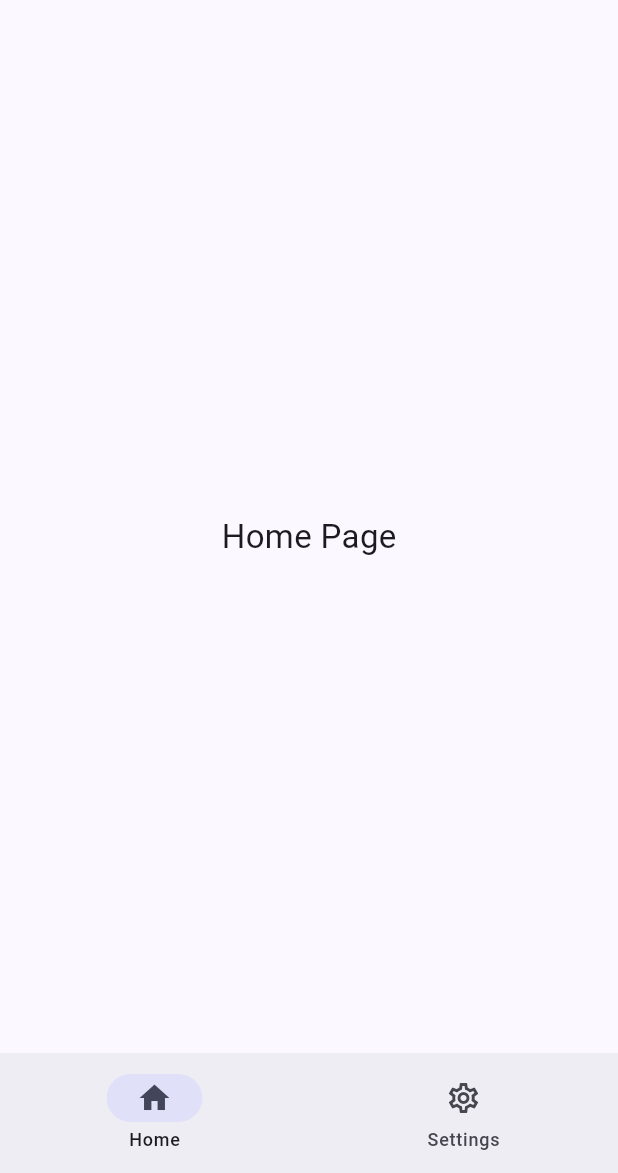
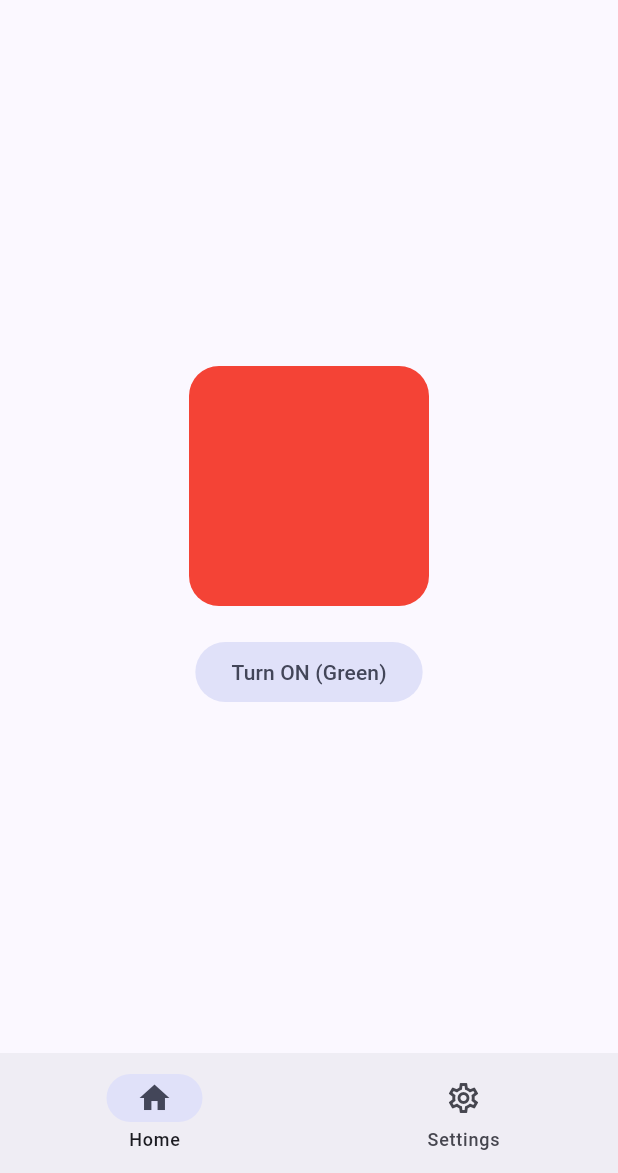
Before and after one commit to artemusuni/Basic_Flutter_Application, a Flutter app: the screen it shows after launch, on a phone screen of 412 x 824 dp, the part 63-1236 px from its top. Run offline on Flutter 3.47's test engine with Material 3 defaults, Android fonts, the phone set to English and light mode, and no system bars.

Commit message:
Button Created and Works as it should

```diff
--- a/lib/main.dart
+++ b/lib/main.dart
@@ -9,7 +9,7 @@
   @override
   Widget build(BuildContext context) {
     return MaterialApp(
-      title: 'Lab 1',
+      title: 'Lab 1 - Two Pages + Toggle Button',
       theme: ThemeData(
         useMaterial3: true,
         colorSchemeSeed: Colors.indigo,
@@ -78,20 +78,50 @@
   }
 }
 
-class HomePage extends StatelessWidget {  //for now it will be stateless, maybe later I will change that
+class HomePage extends StatefulWidget {  //stateful because it will be changing
   const HomePage({super.key});
 
   @override
+  State<HomePage> createState() => _HomePageState();
+
+} //HomePage
+
+class _HomePageState extends State<HomePage> {   //Holds the toggle state
+  bool _isOn = false;                    //false = red, true = green
+
+  @override
   Widget build(BuildContext context) {
-    return const Center(
-      child: Text(
-        "Home Page",
-        style: TextStyle(fontSize: 22),       //slightly larget font
+    final Color color = _isOn ? Colors.green : Colors.red;   // Computes the state of the _isOn and changes color
+    return Center(
+      child: Column(
+        mainAxisAlignment: MainAxisAlignment.center,
+        children: [
+          AnimatedContainer(      //this should be similar to a container, but more smooth
+            duration: const Duration(milliseconds: 250),
+            width: 160,
+            height: 160,
+            decoration: BoxDecoration(
+              color: color,
+              borderRadius: BorderRadius.circular(20), //a bit round corners
+            ),
+          ),
+          const SizedBox(height: 20),  //adding vertical space between square and button
+          FilledButton.tonal(
+            onPressed: () {
+              setState(() { _isOn = ! _isOn;});
+            },
+            child: Text(_isOn     //Button label depends on current state of _isOn
+              ? "Turn OFF (Red)"
+              : "Turn ON (Green)"),
+            ),
+        ],
       ),
     );
   }
-} //HomePage
+}
 
+
+//This pag is currently only a placeholder!!
 class SettingsPage extends StatelessWidget {    //another stateless page
   const SettingsPage({super.key});
 
```
